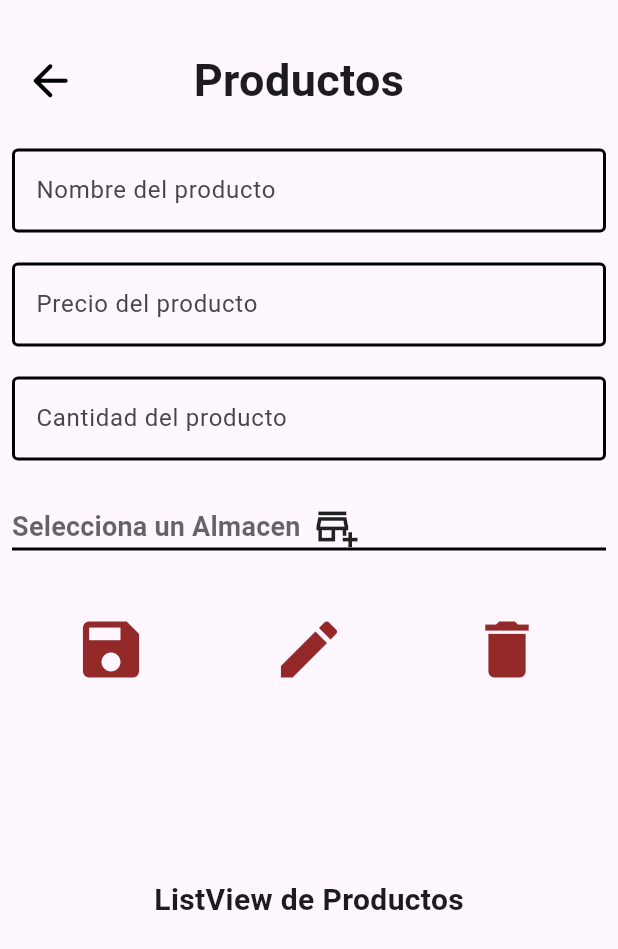
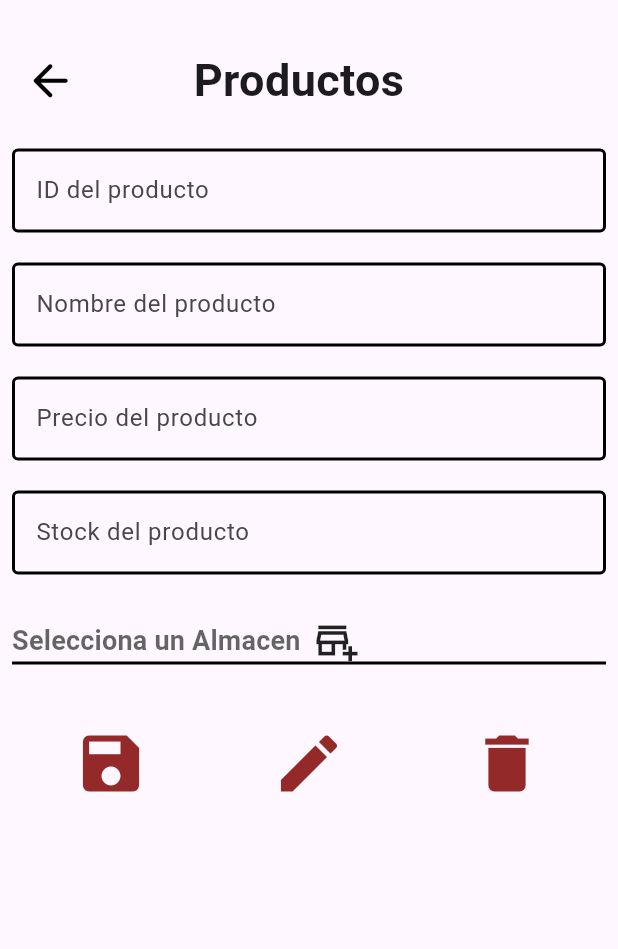
Before and after one commit to OmegaBrat04/proyecto_integrador, a Flutter app: the MenuPrincipal screen opened directly, after a tap on "Productos", on a phone screen of 412 x 824 dp. Shown: the top 949 px of the screen. Run offline on Flutter 3.47's test engine with Material 3 defaults, Android fonts, the phone set to English and light mode, and no system bars; our stand-ins replace hive, hive_flutter; accounts and stored records are empty.

Commit message:
Ahora es Posible, agregar Productos desde Cajas de Texto

```diff
--- /dev/null
+++ b/lib/Controlador/CdorAgProductos.dart
@@ -0,0 +1,17 @@
+import 'package:hive/hive.dart';
+
+class AgregarProductos{
+
+  void agregarProducto(
+    int id,
+    String nombre,
+    double precio,
+    int stock,
+  ) {
+    bool isValid = true;
+    if (isValid) {
+      var productos = Hive.box('productos');
+      productos.put(id, {'id': id, 'nombre': nombre, 'precio': precio, 'stock': stock});
+    }
+  }
+}
--- /dev/null
+++ b/lib/Controlador/CdorListarProductos.dart
@@ -0,0 +1,24 @@
+import 'package:proyecto_integrador/Modelo/MProductos.dart';
+import 'package:hive/hive.dart';
+
+class ListarProductos{
+
+  List<Producto> mostrarProductos(){
+
+    var productos = Hive.box('productos');
+    List<Producto> listaProductos = [];
+
+    for(var producto in productos.values){
+      listaProductos.add(Producto(
+        id: producto['id'],
+        nombre: producto['nombre'],
+        precio: (producto['precio']),
+        stock:  (producto['stock']),
+      ));
+    }
+
+    return listaProductos;
+  }
+
+
+}
--- a/lib/Modelo/MAlmacenes.dart
+++ b/lib/Modelo/MAlmacenes.dart
@@ -13,4 +13,6 @@ class MAlmacenes {
 
   set setId(int id) => this.id = id;
   set setNombre(String nombre) => this.nombre = nombre;
+
+
 }
--- a/lib/Vista/MenuPrin.dart
+++ b/lib/Vista/MenuPrin.dart
@@ -1,4 +1,6 @@
 import 'package:flutter/material.dart';
+import 'package:hive/hive.dart';
+import 'package:proyecto_integrador/Modelo/MProductos.dart';
 import 'package:proyecto_integrador/Vista/Almacenes.dart';
 import 'package:proyecto_integrador/Vista/Inicio.dart';
 import 'package:proyecto_integrador/Vista/MostrarVentas.dart';
@@ -7,7 +9,7 @@ import 'package:proyecto_integrador/Vista/main.dart';
 import 'package:proyecto_integrador/Vista/registro.dart';
 
 void main() {
-  runApp(MiMenu());
+  runApp(const MiMenu());
 }
 
 class MiMenu extends StatelessWidget {
@@ -30,6 +32,9 @@ class MenuPrincipal extends StatefulWidget {
 }
 
 class _MenuPrincipalState extends State<MenuPrincipal> {
+//var box = Hive.box('productos');
+
+  final List<Producto> productos = [];
   @override
   Widget build(BuildContext context) {
     return Scaffold(
@@ -69,7 +74,8 @@ class _MenuPrincipalState extends State<MenuPrincipal> {
               ElevatedButton(
                 onPressed: () {
                   Navigator.push(context,
-                        MaterialPageRoute(builder: (context) => A_Prod()));
+                        MaterialPageRoute(builder: (context) => Productos(listaProductos: productos,)));
+
                 },
                 child: Row(
                   mainAxisAlignment: MainAxisAlignment.center,
--- a/lib/Vista/Productos.dart
+++ b/lib/Vista/Productos.dart
@@ -1,34 +1,23 @@
 import 'package:flutter/material.dart';
+import 'package:proyecto_integrador/Controlador/CdorAgProductos.dart';
+import 'package:proyecto_integrador/Controlador/CdorListarProductos.dart';
+import 'package:proyecto_integrador/Modelo/MProductos.dart';
 import 'package:proyecto_integrador/Vista/MenuPrin.dart';
-void main() {
-  runApp(A_Prod());
-}
 
-class A_Prod extends StatelessWidget {
-  const A_Prod({super.key});
+class Productos extends StatelessWidget {
+  final List<Producto> listaProductos;
+  final AgregarProductos agregarProductos = AgregarProductos();
+  final TextEditingController idController = TextEditingController();
+  final TextEditingController nombreController = TextEditingController();
+  final TextEditingController precioController = TextEditingController();
+  final TextEditingController stockController = TextEditingController();
+  final ListarProductos listarProductos = ListarProductos();
+  Productos({super.key, required this.listaProductos});
 
   @override
   Widget build(BuildContext context) {
-    return const MaterialApp(
-      home: Productos(),
-      debugShowCheckedModeBanner: false,
-      title: "Productos",
-    );
-  }
-}
-
-class Productos extends StatefulWidget {
-  const Productos({super.key});
-
-  @override
-  State<Productos> createState() => _ProductosState();
-}
-
-class _ProductosState extends State<Productos> {
-  @override
-  Widget build(BuildContext context) {
     return Scaffold(
-        body: SingleChildScrollView(
+      body: SingleChildScrollView(
         child: Padding(
           padding: const EdgeInsets.all(8.0),
           child: Column(
@@ -40,11 +29,10 @@ class _ProductosState extends State<Productos> {
                 children: [
                   IconButton(
                     onPressed: () {
-
-                      Navigator.push(context,
-                    MaterialPageRoute(builder: (context)=>MenuPrincipal())
-                    );
-
+                      Navigator.push(
+                          context,
+                          MaterialPageRoute(
+                              builder: (context) => MenuPrincipal()));
                     },
                     icon: Icon(
                       Icons.arrow_back_rounded,
@@ -71,6 +59,25 @@ class _ProductosState extends State<Productos> {
                 children: [
                   Expanded(
                       child: TextField(
+                        controller: idController,
+                    keyboardType: TextInputType.number,
+                    decoration: InputDecoration(
+                      labelText: "ID del producto",
+                      enabledBorder:
+                          OutlineInputBorder(borderSide: BorderSide(width: 2)),
+                    ),
+                  ))
+                ],
+              ),
+              SizedBox(
+                height: 20,
+              ),
+              Row(
+                mainAxisAlignment: MainAxisAlignment.spaceBetween,
+                children: [
+                  Expanded(
+                      child: TextField(
+                        controller: nombreController,
                     keyboardType: TextInputType.name,
                     decoration: InputDecoration(
                       labelText: "Nombre del producto",
@@ -88,6 +95,7 @@ class _ProductosState extends State<Productos> {
                 children: [
                   Expanded(
                       child: TextField(
+                        controller: precioController,
                     keyboardType: TextInputType.number,
                     decoration: InputDecoration(
                       labelText: "Precio del producto",
@@ -105,9 +113,10 @@ class _ProductosState extends State<Productos> {
                 children: [
                   Expanded(
                       child: TextField(
+                        controller: stockController,
                     keyboardType: TextInputType.number,
                     decoration: InputDecoration(
-                      labelText: "Cantidad del producto",
+                      labelText: "Stock del producto",
                       enabledBorder:
                           OutlineInputBorder(borderSide: BorderSide(width: 2)),
                     ),
@@ -135,8 +144,8 @@ class _ProductosState extends State<Productos> {
                       onChanged: (String) {},
                       hint: Text(
                         'Selecciona un Almacen  ',
-                        style:
-                            TextStyle(fontSize: 18, fontWeight: FontWeight.bold),
+                        style: TextStyle(
+                            fontSize: 18, fontWeight: FontWeight.bold),
                       ),
                       icon: Icon(
                         Icons.add_business_outlined,
@@ -159,7 +168,14 @@ class _ProductosState extends State<Productos> {
                 mainAxisAlignment: MainAxisAlignment.spaceAround,
                 children: [
                   IconButton(
-                    onPressed: () {},
+                    onPressed: () {
+                      int id = int.parse(idController.text);
+                      String nombre = nombreController.text;
+                      double precio = double.parse(precioController.text);
+                      int stock = int.parse(stockController.text);
+                      agregarProductos.agregarProducto(
+                          id, nombre, precio, stock);
+                    },
                     icon: Icon(
                       Icons.save,
                       size: 50,
@@ -187,13 +203,22 @@ class _ProductosState extends State<Productos> {
               SizedBox(
                 height: 18,
               ),
-              Center(
-                heightFactor: 8,
-                child: Text(
-                  "ListView de Productos",
-                  style: TextStyle(fontWeight: FontWeight.bold, fontSize: 20),
+              Container(
+                height: MediaQuery.of(context).size.height *
+                    0.5, // Ajusta esto según tus necesidades
+                child: ListView.builder(
+                  itemCount: listarProductos.mostrarProductos().length,
+                  itemBuilder: (context, index) {
+                    var producto = listarProductos.mostrarProductos()[index];
+                    return ListTile(
+                      leading: Text(producto.id.toString()),
+                      title: Text(producto.nombre),
+                      subtitle: Text(producto.precio.toString()),
+                      trailing: Text(producto.stock.toString()),
+                    );
+                  },
                 ),
-              )
+              ),
             ],
           ),
         ),
--- a/pubspec.yaml
+++ b/pubspec.yaml
@@ -35,6 +35,8 @@ dependencies:
   # The following adds the Cupertino Icons font to your application.
   # Use with the CupertinoIcons class for iOS style icons.
   cupertino_icons: ^1.0.2
+  hive: ^2.2.3
+  hive_flutter: ^1.1.0
 
 dev_dependencies:
   flutter_test:
```
Also changed, not shown: lib/Modelo/MProductos.dart (+15 -5 lines), lib/Vista/Inicio.dart (+20 -3 lines), pubspec.lock, 1 other file.
